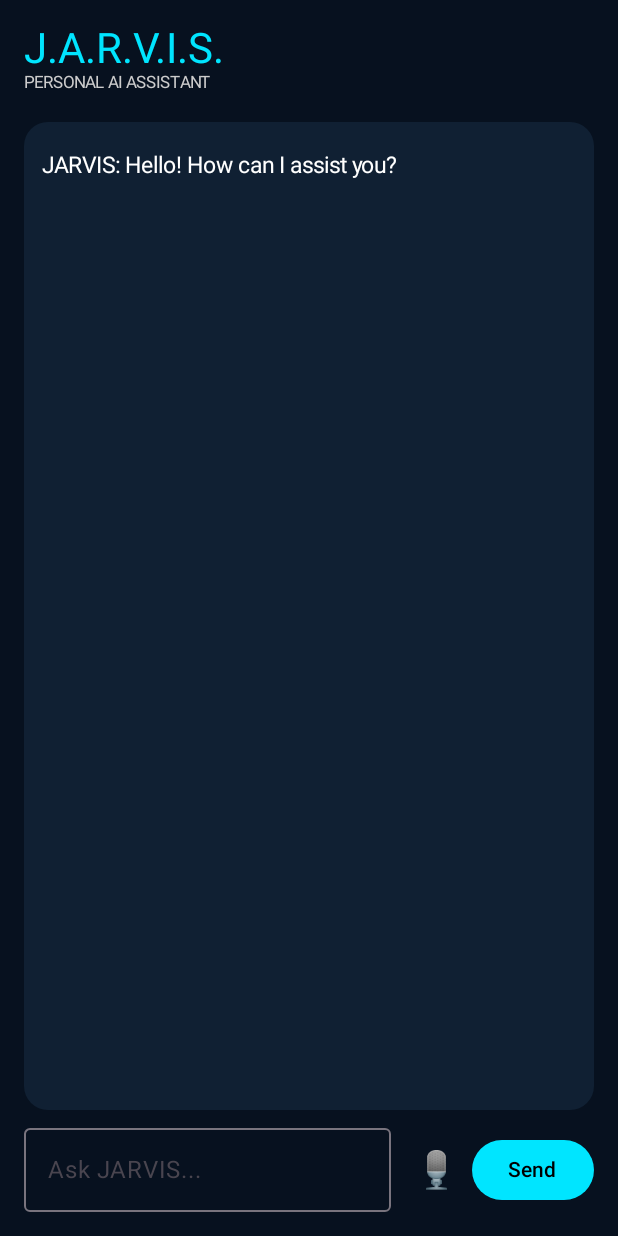
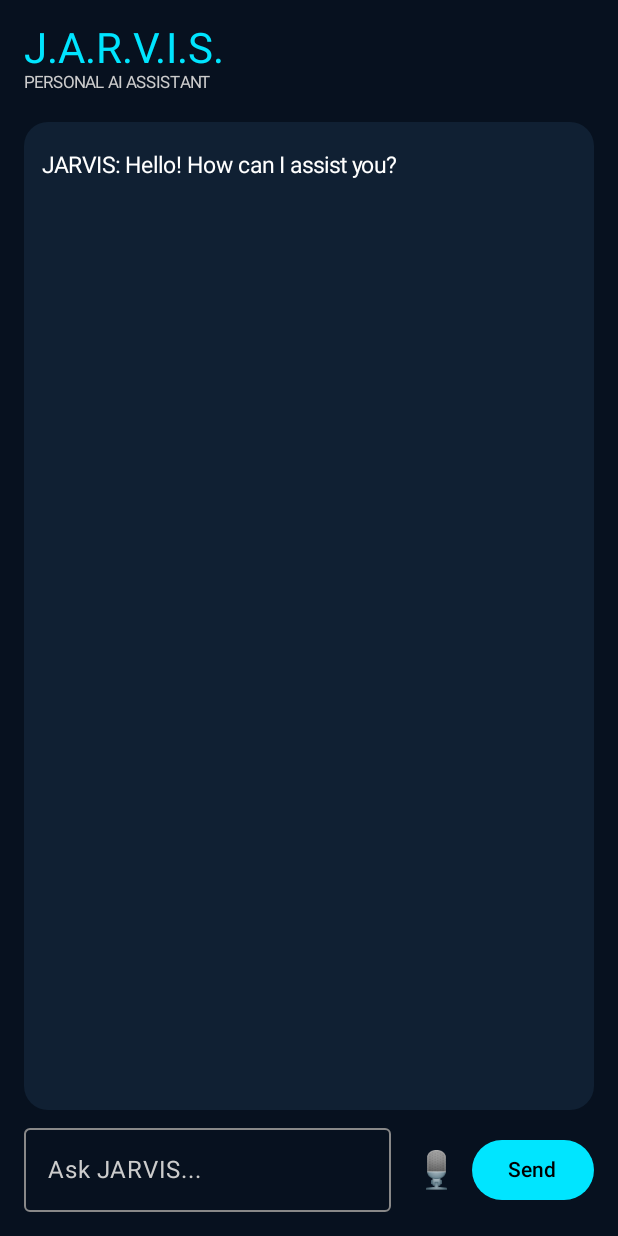
Before and after one commit to anandhub228/JARVIS-, an Android app built with Jetpack Compose: the screen it shows after launch (MainActivity), on a phone screen of 412 x 824 dp. Run offline under Robolectric (Android 15) with nearby library versions, the phone set to English and light mode, and no system bars.

Commit message:
Fix chat scrolling and input colors

```diff
--- a/app/src/main/java/com/jarvis/ai/MainActivity.kt
+++ b/app/src/main/java/com/jarvis/ai/MainActivity.kt
@@ -6,13 +6,19 @@ import android.content.Intent
 import android.content.pm.PackageManager
 import android.os.Bundle
 import android.speech.RecognizerIntent
+
 import androidx.activity.ComponentActivity
 import androidx.activity.compose.setContent
 import androidx.activity.result.contract.ActivityResultContracts
+
 import androidx.compose.foundation.background
 import androidx.compose.foundation.layout.*
+import androidx.compose.foundation.lazy.LazyColumn
+import androidx.compose.foundation.lazy.items
+import androidx.compose.foundation.lazy.rememberLazyListState
 import androidx.compose.foundation.shape.CircleShape
 import androidx.compose.foundation.shape.RoundedCornerShape
+
 import androidx.compose.material3.*
 import androidx.compose.runtime.*
 import androidx.compose.ui.Alignment
@@ -20,14 +26,20 @@ import androidx.compose.ui.Modifier
 import androidx.compose.ui.graphics.Color
 import androidx.compose.ui.unit.dp
 import androidx.compose.ui.unit.sp
+import androidx.compose.ui.text.TextStyle
+
 import androidx.core.content.ContextCompat
+
 import kotlinx.coroutines.Dispatchers
 import kotlinx.coroutines.launch
 import kotlinx.coroutines.withContext
+
 import org.json.JSONObject
+
 import java.net.HttpURLConnection
 import java.net.URL
 import java.util.Locale
+
 
 class MainActivity : ComponentActivity() {
 
@@ -37,7 +49,9 @@ class MainActivity : ComponentActivity() {
         registerForActivityResult(
             ActivityResultContracts.StartActivityForResult()
         ) { result ->
+
             if (result.resultCode == RESULT_OK) {
+
                 val spokenText = result.data
                     ?.getStringArrayListExtra(
                         RecognizerIntent.EXTRA_RESULTS
@@ -51,6 +65,7 @@ class MainActivity : ComponentActivity() {
         registerForActivityResult(
             ActivityResultContracts.RequestPermission()
         ) { granted ->
+
             if (granted) {
                 startSpeechRecognition()
             }
@@ -69,14 +84,18 @@ class MainActivity : ComponentActivity() {
     }
 
     private fun requestMicrophone() {
+
         if (
             ContextCompat.checkSelfPermission(
                 this,
                 Manifest.permission.RECORD_AUDIO
             ) == PackageManager.PERMISSION_GRANTED
         ) {
+
             startSpeechRecognition()
+
         } else {
+
             permissionLauncher.launch(
                 Manifest.permission.RECORD_AUDIO
             )
@@ -84,17 +103,21 @@ class MainActivity : ComponentActivity() {
     }
 
     private fun startSpeechRecognition() {
+
         val intent = Intent(
             RecognizerIntent.ACTION_RECOGNIZE_SPEECH
         ).apply {
+
             putExtra(
                 RecognizerIntent.EXTRA_LANGUAGE_MODEL,
                 RecognizerIntent.LANGUAGE_MODEL_FREE_FORM
             )
+
             putExtra(
                 RecognizerIntent.EXTRA_LANGUAGE,
                 Locale.getDefault()
             )
+
             putExtra(
                 RecognizerIntent.EXTRA_PROMPT,
                 "Speak to JARVIS"
@@ -109,16 +132,25 @@ class MainActivity : ComponentActivity() {
     }
 }
 
+
 suspend fun askJarvisAI(userMessage: String): String {
+
     return withContext(Dispatchers.IO) {
-        val url = URL("https://jarvis-ai.anandhub228.workers.dev/")
-        val connection = url.openConnection() as HttpURLConnection
+
+        val url = URL(
+            "https://jarvis-ai.anandhub228.workers.dev/"
+        )
+
+        val connection =
+            url.openConnection() as HttpURLConnection
 
         try {
+
             connection.requestMethod = "POST"
             connection.connectTimeout = 15000
             connection.readTimeout = 60000
             connection.doOutput = true
+
             connection.setRequestProperty(
                 "Content-Type",
                 "application/json"
@@ -134,6 +166,7 @@ suspend fun askJarvisAI(userMessage: String): String {
             }
 
             val responseCode = connection.responseCode
+
             val responseStream =
                 if (responseCode in 200..299) {
                     connection.inputStream
@@ -149,21 +182,26 @@ suspend fun askJarvisAI(userMessage: String): String {
             val result = JSONObject(response)
 
             if (responseCode in 200..299) {
+
                 result.optString(
                     "reply",
                     "JARVIS received an empty response."
                 )
+
             } else {
+
                 result.optString(
                     "error",
                     "Server error: $responseCode"
                 )
             }
+
         } finally {
             connection.disconnect()
         }
     }
 }
+
 
 @Composable
 fun JarvisScreen(
@@ -171,11 +209,16 @@ fun JarvisScreen(
     spokenText: String,
     onSpokenTextUsed: () -> Unit
 ) {
+
     val background = Color(0xFF07111F)
     val cyan = Color(0xFF00E5FF)
+
     val scope = rememberCoroutineScope()
+    val listState = rememberLazyListState()
 
-    var message by remember { mutableStateOf("") }
+    var message by remember {
+        mutableStateOf("")
+    }
 
     var messages by remember {
         mutableStateOf(
@@ -187,25 +230,53 @@ fun JarvisScreen(
         mutableStateOf(false)
     }
 
+
+    // Automatically scroll to the latest message
+
+    LaunchedEffect(messages.size, isLoading) {
+
+        val lastItemIndex =
+            messages.lastIndex + if (isLoading) 1 else 0
+
+        if (lastItemIndex >= 0) {
+            listState.animateScrollToItem(lastItemIndex)
+        }
+    }
+
+
+    // Handle voice input
+
     LaunchedEffect(spokenText) {
+
         if (spokenText.isNotBlank()) {
+
             val userMessage = spokenText.trim()
 
             messages = messages + "YOU: $userMessage"
+
             message = ""
+
             onSpokenTextUsed()
 
             if (!isLoading) {
+
                 isLoading = true
 
                 scope.launch {
+
                     try {
+
                         val reply = askJarvisAI(userMessage)
+
                         messages = messages + "JARVIS: $reply"
+
                     } catch (e: Exception) {
+
                         messages = messages +
                             "JARVIS: Connection error. Please try again."
+
                     } finally {
+
                         isLoading = false
                     }
                 }
@@ -213,12 +284,14 @@ fun JarvisScreen(
         }
     }
 
+
     Column(
         modifier = Modifier
             .fillMaxSize()
             .background(background)
             .padding(16.dp)
     ) {
+
         Text(
             text = "J.A.R.V.I.S.",
             color = cyan,
@@ -233,7 +306,11 @@ fun JarvisScreen(
 
         Spacer(modifier = Modifier.height(20.dp))
 
-        Column(
+
+        // Scrollable chat area
+
+        LazyColumn(
+            state = listState,
             modifier = Modifier
                 .weight(1f)
                 .fillMaxWidth()
@@ -243,7 +320,9 @@ fun JarvisScreen(
                 )
                 .padding(12.dp)
         ) {
-            messages.forEach { item ->
+
+            items(messages) { item ->
+
                 Text(
                     text = item,
                     color = Color.White,
@@ -253,64 +332,123 @@ fun JarvisScreen(
             }
 
             if (isLoading) {
-                Text(
-                    text = "JARVIS is thinking...",
-                    color = cyan,
-                    fontSize = 14.sp
-                )
+
+                item {
+
+                    Text(
+                        text = "JARVIS is thinking...",
+                        color = cyan,
+                        fontSize = 14.sp
+                    )
+                }
             }
         }
 
+
         Spacer(modifier = Modifier.height(12.dp))
+
+
+        // Message input and buttons
 
         Row(
             verticalAlignment = Alignment.CenterVertically
         ) {
+
             OutlinedTextField(
                 value = message,
-                onValueChange = { message = it },
+
+                onValueChange = {
+                    message = it
+                },
+
                 modifier = Modifier.weight(1f),
+
                 placeholder = {
-                    Text("Ask JARVIS...")
+                    Text(
+                        "Ask JARVIS...",
+                        color = Color.LightGray
+                    )
                 },
+
+                textStyle = TextStyle(
+                    color = Color.White
+                ),
+
+                colors = OutlinedTextFieldDefaults.colors(
+                    focusedTextColor = Color.White,
+                    unfocusedTextColor = Color.White,
+                    cursorColor = cyan,
+                    focusedBorderColor = cyan,
+                    unfocusedBorderColor = Color.Gray,
+                    focusedPlaceholderColor = Color.LightGray,
+                    unfocusedPlaceholderColor = Color.LightGray
+                ),
+
                 singleLine = true
             )
 
+
             Spacer(modifier = Modifier.width(6.dp))
 
-            IconButton(onClick = onMicClick) {
-                Text("🎙️", fontSize = 24.sp)
+
+            IconButton(
+                onClick = onMicClick
+            ) {
+                Text(
+                    "🎙️",
+                    fontSize = 24.sp
+                )
             }
+
 
             Button(
                 onClick = {
+
                     if (message.isNotBlank() && !isLoading) {
+
                         val userMessage = message.trim()
 
                         messages = messages + "YOU: $userMessage"
+
                         message = ""
+
                         isLoading = true
 
                         scope.launch {
+
                             try {
+
                                 val reply = askJarvisAI(userMessage)
+
                                 messages = messages + "JARVIS: $reply"
+
                             } catch (e: Exception) {
+
                                 messages = messages +
                                     "JARVIS: Connection error. Please try again."
+
                             } finally {
+
                                 isLoading = false
                             }
                         }
                     }
                 },
+
                 enabled = !isLoading,
+
                 colors = ButtonDefaults.buttonColors(
                     containerColor = cyan
                 ),
+
                 shape = CircleShape
+
             ) {
-                Text("Send", color = Color.Black)
+
+                Text(
+                    "Send",
+                    color = Color.Black
+                )
             }
         }
     }
```
